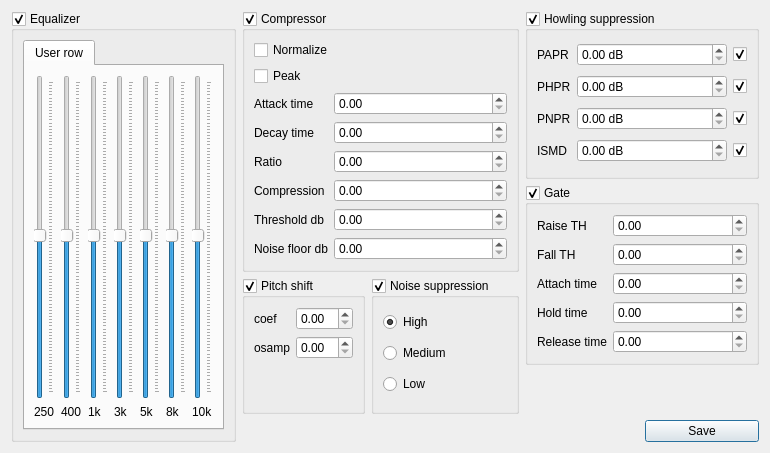
The window that ServerGui/debug_dialog.ui (akru/conference-speaker-server) describes before a commit, drawn with Qt 5.
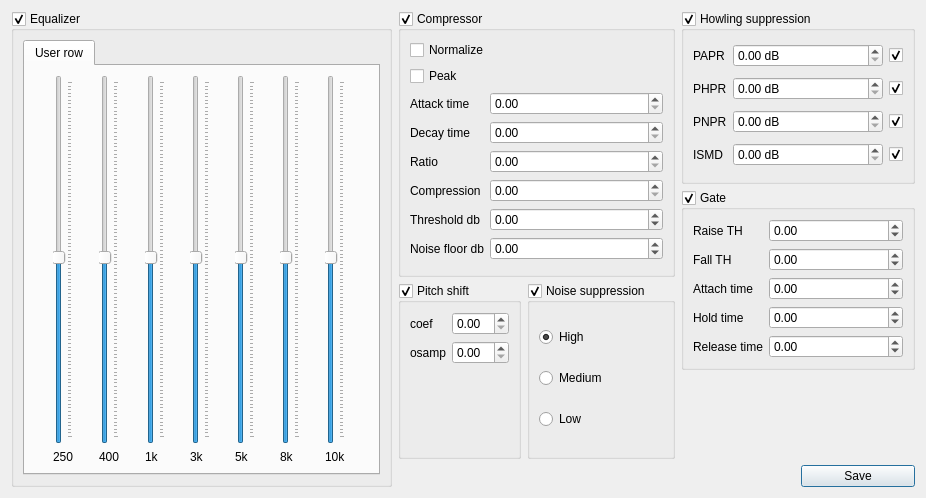
The same window after the commit.

Commit message: Build fixes, ranges in debug dialog fixes (by akru).

Patch:
```diff
--- a/ServerGui/debug_dialog.ui
+++ b/ServerGui/debug_dialog.ui
@@ -6,8 +6,8 @@
    <rect>
     <x>0</x>
     <y>0</y>
-    <width>739</width>
-    <height>420</height>
+    <width>926</width>
+    <height>498</height>
    </rect>
   </property>
   <property name="windowTitle">
@@ -385,7 +385,14 @@
      </property>
      <layout class="QFormLayout" name="formLayout_2">
       <item row="0" column="1">
-       <widget class="QDoubleSpinBox" name="raiseSpinBox"/>
+       <widget class="QDoubleSpinBox" name="raiseSpinBox">
+        <property name="minimum">
+         <double>-100.000000000000000</double>
+        </property>
+        <property name="maximum">
+         <double>100.000000000000000</double>
+        </property>
+       </widget>
       </item>
       <item row="0" column="0">
        <widget class="QLabel" name="label_7">
@@ -395,16 +402,44 @@
        </widget>
       </item>
       <item row="1" column="1">
-       <widget class="QDoubleSpinBox" name="fallSpinBox"/>
+       <widget class="QDoubleSpinBox" name="fallSpinBox">
+        <property name="minimum">
+         <double>-100.000000000000000</double>
+        </property>
+        <property name="maximum">
+         <double>100.000000000000000</double>
+        </property>
+       </widget>
       </item>
       <item row="2" column="1">
-       <widget class="QDoubleSpinBox" name="attackSpinBox"/>
+       <widget class="QDoubleSpinBox" name="attackSpinBox">
+        <property name="minimum">
+         <double>-100.000000000000000</double>
+        </property>
+        <property name="maximum">
+         <double>100.000000000000000</double>
+        </property>
+       </widget>
       </item>
       <item row="3" column="1">
-       <widget class="QDoubleSpinBox" name="holdSpinBox"/>
+       <widget class="QDoubleSpinBox" name="holdSpinBox">
+        <property name="minimum">
+         <double>-100.000000000000000</double>
+        </property>
+        <property name="maximum">
+         <double>100.000000000000000</double>
+        </property>
+       </widget>
       </item>
       <item row="4" column="1">
-       <widget class="QDoubleSpinBox" name="releaseSpinBox"/>
+       <widget class="QDoubleSpinBox" name="releaseSpinBox">
+        <property name="minimum">
+         <double>-100.000000000000000</double>
+        </property>
+        <property name="maximum">
+         <double>100.000000000000000</double>
+        </property>
+       </widget>
       </item>
       <item row="1" column="0">
        <widget class="QLabel" name="label_15">
@@ -530,7 +565,11 @@
        <widget class="QDoubleSpinBox" name="cCompressionSpinBox"/>
       </item>
       <item row="8" column="1">
-       <widget class="QDoubleSpinBox" name="cThresholdSpinBox"/>
+       <widget class="QDoubleSpinBox" name="cThresholdSpinBox">
+        <property name="minimum">
+         <double>-100.000000000000000</double>
+        </property>
+       </widget>
       </item>
       <item row="8" column="0">
        <widget class="QLabel" name="label_23">
@@ -547,7 +586,11 @@
        </widget>
       </item>
       <item row="9" column="1">
-       <widget class="QDoubleSpinBox" name="cNoiseSpinBox"/>
+       <widget class="QDoubleSpinBox" name="cNoiseSpinBox">
+        <property name="minimum">
+         <double>-100.000000000000000</double>
+        </property>
+       </widget>
       </item>
       <item row="1" column="0" colspan="2">
        <widget class="QCheckBox" name="peakCheckBox">
```
The commit also changes 15 other files.
